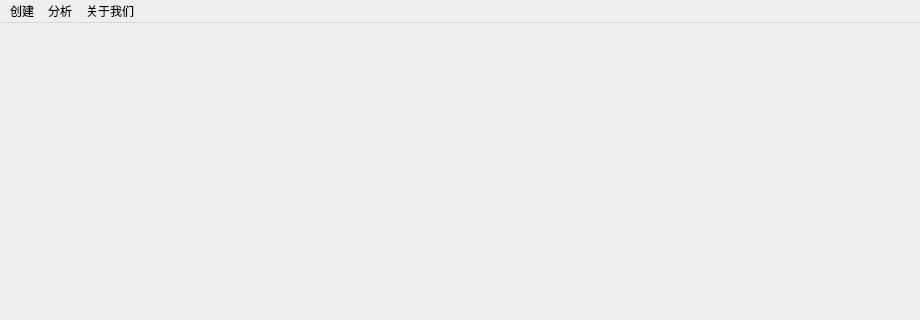
Old version of the form ui/Windows.ui in the repository 514840279/crawler; both pictures show x 0 to 920 and y 0 to 320 of the 920 by 705 pixel window.
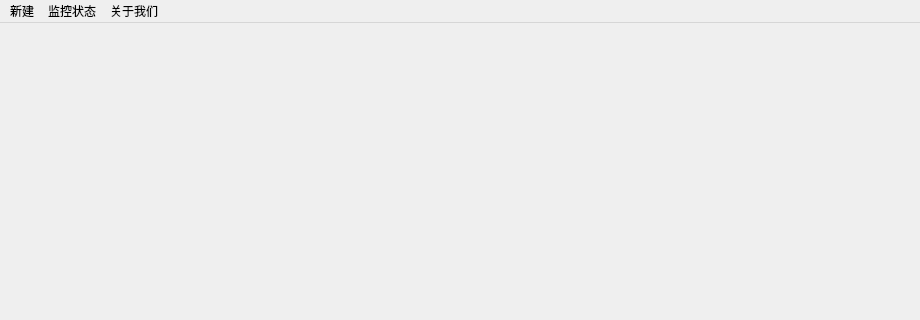
New version of the form. Icons and pictures are not drawn.

The edit to the form file:
```diff
--- a/ui/Windows.ui
+++ b/ui/Windows.ui
@@ -38,7 +38,7 @@
    </property>
    <widget class="QMenu" name="menu">
     <property name="title">
-     <string>创建</string>
+     <string>新建</string>
     </property>
     <addaction name="actionLiebiao"/>
     <addaction name="actionNeirong"/>
@@ -51,7 +51,7 @@
    </widget>
    <widget class="QMenu" name="menu_3">
     <property name="title">
-     <string>分析</string>
+     <string>监控状态</string>
     </property>
     <addaction name="actioncaiji"/>
     <addaction name="actionjiankong"/>
```
Left out of the diff: 26 changed lines with no effect on the pictures.
